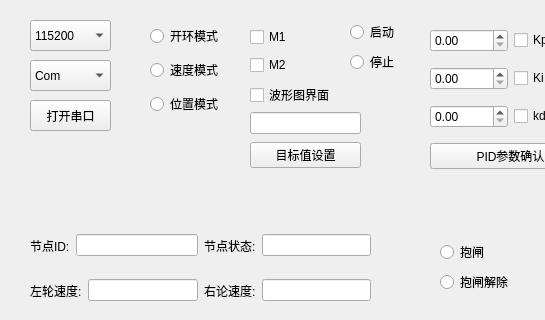
Qt form uavcan/MotorAsst/ui/main.ui (zagerx/ProtocolV4) before a commit; both pictures show x 0 to 545 and y 0 to 320 of the 800 by 600 pixel window.
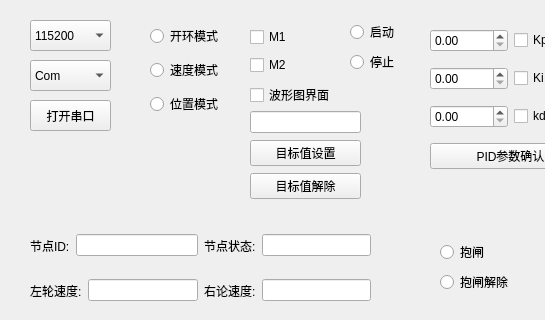
The same form after that commit.

Commit message: 按钮触发速度下发指令

```diff
--- a/uavcan/MotorAsst/ui/main.ui
+++ b/uavcan/MotorAsst/ui/main.ui
@@ -165,7 +165,7 @@
       <x>250</x>
       <y>110</y>
       <width>111</width>
-      <height>62</height>
+      <height>91</height>
      </rect>
     </property>
     <layout class="QVBoxLayout" name="verticalLayout_4">
@@ -179,6 +179,13 @@
        </property>
       </widget>
      </item>
+     <item>
+      <widget class="QPushButton" name="pushButton_3">
+       <property name="text">
+        <string>目标值解除</string>
+       </property>
+      </widget>
+     </item>
     </layout>
    </widget>
    <widget class="QWidget" name="verticalLayoutWidget_5">
```
The commit also changes 4 other files.
